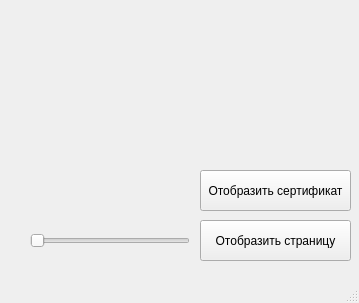
Old version of the form MainWindow.ui in the repository UnShtier/SORM_GUI.
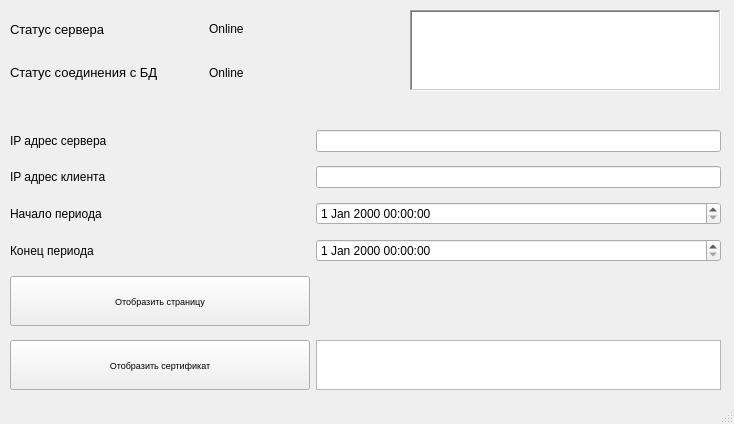
New version of the form.

```diff
--- a/MainWindow.ui
+++ b/MainWindow.ui
@@ -6,8 +6,8 @@
    <rect>
     <x>0</x>
     <y>0</y>
-    <width>359</width>
-    <height>303</height>
+    <width>734</width>
+    <height>424</height>
    </rect>
   </property>
   <property name="sizePolicy">
@@ -16,53 +16,208 @@
     <verstretch>0</verstretch>
    </sizepolicy>
   </property>
+  <property name="minimumSize">
+   <size>
+    <width>734</width>
+    <height>424</height>
+   </size>
+  </property>
+  <property name="maximumSize">
+   <size>
+    <width>734</width>
+    <height>424</height>
+   </size>
+  </property>
+  <property name="baseSize">
+   <size>
+    <width>734</width>
+    <height>424</height>
+   </size>
+  </property>
   <property name="windowTitle">
    <string>Пуль управления</string>
   </property>
+  <property name="toolButtonStyle">
+   <enum>Qt::ToolButtonTextBesideIcon</enum>
+  </property>
   <widget class="QWidget" name="centralwidget">
-   <widget class="QPushButton" name="browse_html">
+   <widget class="QWidget" name="gridLayoutWidget">
     <property name="geometry">
      <rect>
-      <x>200</x>
-      <y>220</y>
-      <width>151</width>
-      <height>41</height>
+      <x>10</x>
+      <y>122</y>
+      <width>711</width>
+      <height>281</height>
      </rect>
     </property>
-    <property name="sizePolicy">
-     <sizepolicy hsizetype="Fixed" vsizetype="Fixed">
-      <horstretch>0</horstretch>
-      <verstretch>0</verstretch>
-     </sizepolicy>
-    </property>
-    <property name="text">
-     <string>Отобразить страницу</string>
-    </property>
+    <layout class="QGridLayout" name="gridLayout">
+     <item row="2" column="1">
+      <widget class="QDateTimeEdit" name="begin_date"/>
+     </item>
+     <item row="2" column="0">
+      <widget class="QLabel" name="label_5">
+       <property name="text">
+        <string>Начало периода</string>
+       </property>
+      </widget>
+     </item>
+     <item row="3" column="1">
+      <widget class="QDateTimeEdit" name="end_date"/>
+     </item>
+     <item row="4" column="0">
+      <widget class="QPushButton" name="browse_html">
+       <property name="sizePolicy">
+        <sizepolicy hsizetype="Fixed" vsizetype="Fixed">
+         <horstretch>0</horstretch>
+         <verstretch>0</verstretch>
+        </sizepolicy>
+       </property>
+       <property name="minimumSize">
+        <size>
+         <width>300</width>
+         <height>50</height>
+        </size>
+       </property>
+       <property name="font">
+        <font>
+         <pointsize>7</pointsize>
+        </font>
+       </property>
+       <property name="text">
+        <string>Отобразить страницу</string>
+       </property>
+      </widget>
+     </item>
+     <item row="3" column="0">
+      <widget class="QLabel" name="label_6">
+       <property name="text">
+        <string>Конец периода</string>
+       </property>
+      </widget>
+     </item>
+     <item row="7" column="1">
+      <widget class="QTextBrowser" name="cert_status">
+       <property name="maximumSize">
+        <size>
+         <width>600</width>
+         <height>50</height>
+        </size>
+       </property>
+      </widget>
+     </item>
+     <item row="1" column="0">
+      <widget class="QLabel" name="label_3">
+       <property name="maximumSize">
+        <size>
+         <width>300</width>
+         <height>50</height>
+        </size>
+       </property>
+       <property name="text">
+        <string>IP адрес клиента</string>
+       </property>
+      </widget>
+     </item>
+     <item row="7" column="0">
+      <widget class="QPushButton" name="browse_cert">
+       <property name="minimumSize">
+        <size>
+         <width>300</width>
+         <height>50</height>
+        </size>
+       </property>
+       <property name="font">
+        <font>
+         <pointsize>7</pointsize>
+        </font>
+       </property>
+       <property name="text">
+        <string>Отобразить сертификат</string>
+       </property>
+      </widget>
+     </item>
+     <item row="1" column="1">
+      <widget class="QLineEdit" name="client_ip"/>
+     </item>
+     <item row="0" column="0">
+      <widget class="QLabel" name="label_8">
+       <property name="maximumSize">
+        <size>
+         <width>300</width>
+         <height>20</height>
+        </size>
+       </property>
+       <property name="text">
+        <string>IP адрес сервера</string>
+       </property>
+      </widget>
+     </item>
+     <item row="0" column="1">
+      <widget class="QLineEdit" name="server_ip"/>
+     </item>
+    </layout>
    </widget>
-   <widget class="QSlider" name="horizontalSlider">
+   <widget class="QWidget" name="gridLayoutWidget_2">
     <property name="geometry">
      <rect>
-      <x>30</x>
-      <y>230</y>
-      <width>160</width>
-      <height>22</height>
+      <x>10</x>
+      <y>10</y>
+      <width>391</width>
+      <height>81</height>
      </rect>
     </property>
-    <property name="orientation">
-     <enum>Qt::Horizontal</enum>
-    </property>
+    <layout class="QGridLayout" name="gridLayout_4">
+     <item row="0" column="1">
+      <widget class="QLabel" name="inter_status">
+       <property name="text">
+        <string>Online</string>
+       </property>
+      </widget>
+     </item>
+     <item row="0" column="0">
+      <widget class="QLabel" name="label">
+       <property name="font">
+        <font>
+         <pointsize>10</pointsize>
+        </font>
+       </property>
+       <property name="text">
+        <string>Статус сервера</string>
+       </property>
+      </widget>
+     </item>
+     <item row="1" column="0">
+      <widget class="QLabel" name="label_4">
+       <property name="font">
+        <font>
+         <pointsize>10</pointsize>
+        </font>
+       </property>
+       <property name="text">
+        <string>Статус соединения с БД</string>
+       </property>
+      </widget>
+     </item>
+     <item row="1" column="1">
+      <widget class="QLabel" name="db_status">
+       <property name="text">
+        <string>Online</string>
+       </property>
+      </widget>
+     </item>
+    </layout>
    </widget>
-   <widget class="QPushButton" name="browse_cert">
+   <widget class="QGraphicsView" name="graphicsView">
     <property name="geometry">
      <rect>
-      <x>200</x>
-      <y>170</y>
-      <width>151</width>
-      <height>41</height>
+      <x>410</x>
+      <y>10</y>
+      <width>311</width>
+      <height>81</height>
      </rect>
     </property>
-    <property name="text">
-     <string>Отобразить сертификат</string>
+    <property name="frameShape">
+     <enum>QFrame::WinPanel</enum>
     </property>
    </widget>
   </widget>
```
